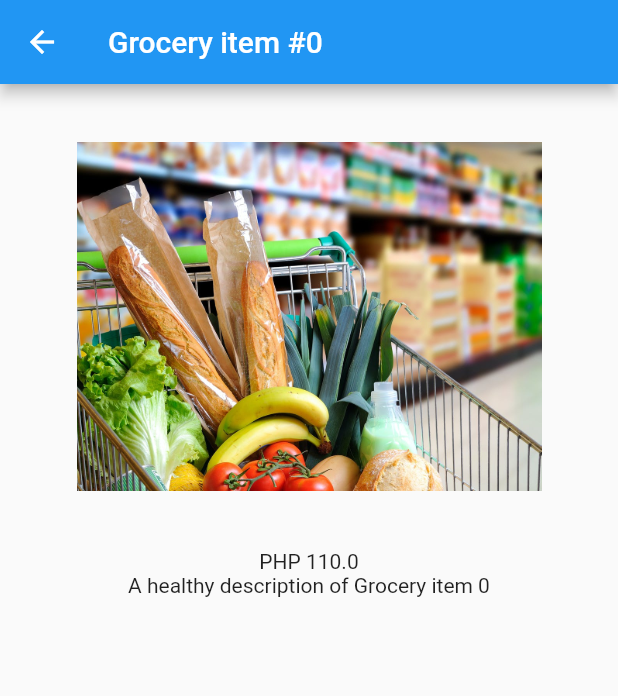
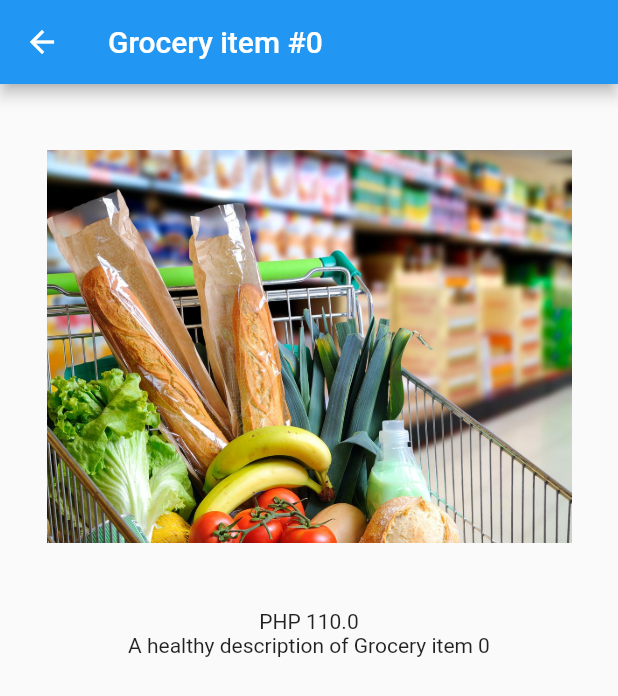
Before and after one commit to mlph-cestremos/flutter-nav-routing-demo, a Flutter app: the screen it shows after launch, after a tap on an icon or button, on a phone screen of 412 x 824 dp. Shown: the top 696 px of the screen. Run offline on Flutter 3.47's test engine with Material 2 defaults, Android fonts, the phone set to English and light mode, and no system bars.

Commit message:
Update grocery_item_view.dart
update width and height of grocerry item

```diff
--- a/lib/second_navigation/grocery_item_view.dart
+++ b/lib/second_navigation/grocery_item_view.dart
@@ -26,8 +26,8 @@ class GroceryItemView extends StatelessWidget {
           children: [
             Image.asset(
               'assets/images/grocery.jpg',
-              width: 310,
-              height: 310,
+              width: 350,
+              height: 350,
             ),
             Text('PHP ${grocery.price.roundToDouble()}'),
             Text(grocery.description)
```
